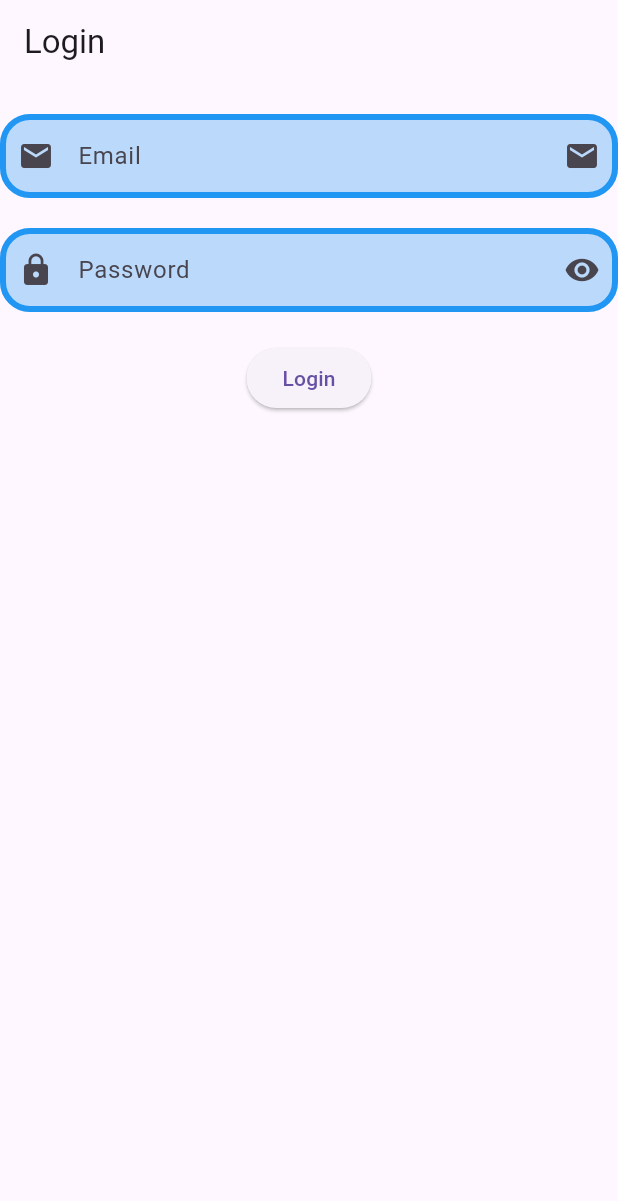
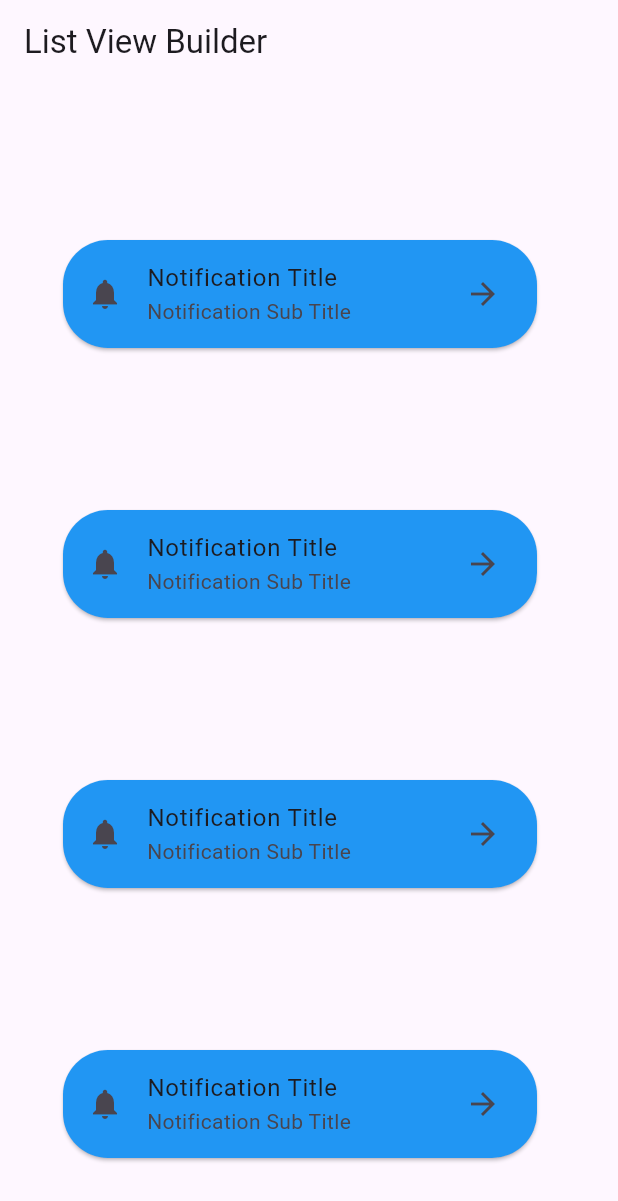
Before and after one commit to MuhammadAliKust/Haseeb-Project, a Flutter app: the screen it shows after launch, on a phone screen of 412 x 824 dp. Shown: the top 1201 px of the screen. Run offline on Flutter 3.47's test engine with Material 3 defaults, Android fonts, the phone set to English and light mode, and no system bars; our stand-ins replace string_validator.

Commit message:
List View Builder Done

```diff
--- /dev/null
+++ b/lib/list_view_demo.dart
@@ -0,0 +1,33 @@
+import 'package:flutter/material.dart';
+
+class ListViewDemo extends StatelessWidget {
+  const ListViewDemo({super.key});
+
+  @override
+  Widget build(BuildContext context) {
+    return Scaffold(
+      appBar: AppBar(title: Text("List View Builder")),
+      body: ListView.builder(
+        itemCount: 5,
+        itemBuilder: (context, i) {
+          return Padding(
+            padding: const EdgeInsets.only(left: 38.0, right: 50, top: 100),
+            child: Card(
+              color: Colors.blue,
+              shape: RoundedRectangleBorder(
+                borderRadius: BorderRadius.circular(30),
+              ),
+              child: ListTile(
+                leading: Icon(Icons.notifications),
+                title: Text("Notification Title"),
+                subtitle: Text("Notification Sub Title"),
+                trailing: Icon(Icons.arrow_forward),
+                // tileColor: Colors.blue,
+              ),
+            ),
+          );
+        },
+      ),
+    );
+  }
+}
--- a/lib/login.dart
+++ b/lib/login.dart
@@ -85,9 +85,9 @@
                 return;
               }
               if (!emailController.text.isEmail) {
-                ScaffoldMessenger.of(context).showSnackBar(
-                  SnackBar(content: Text("Email is not valid.")),
-                );
+                ScaffoldMessenger.of(
+                  context,
+                ).showSnackBar(SnackBar(content: Text("Email is not valid.")));
                 return;
               }
               if (pwdController.text.isEmpty) {
--- a/lib/main.dart
+++ b/lib/main.dart
@@ -1,5 +1,6 @@
 import 'package:flutter/material.dart';
 
+import 'list_view_demo.dart';
 import 'login.dart';
 
 void main() {
@@ -12,7 +13,7 @@
   @override
   Widget build(BuildContext context) {
     return MaterialApp(
-      home: LoginView(),
+      home: ListViewDemo(),
       // home: Scaffold(
       //   appBar: AppBar(
       //     backgroundColor: Colors.blue,
```
